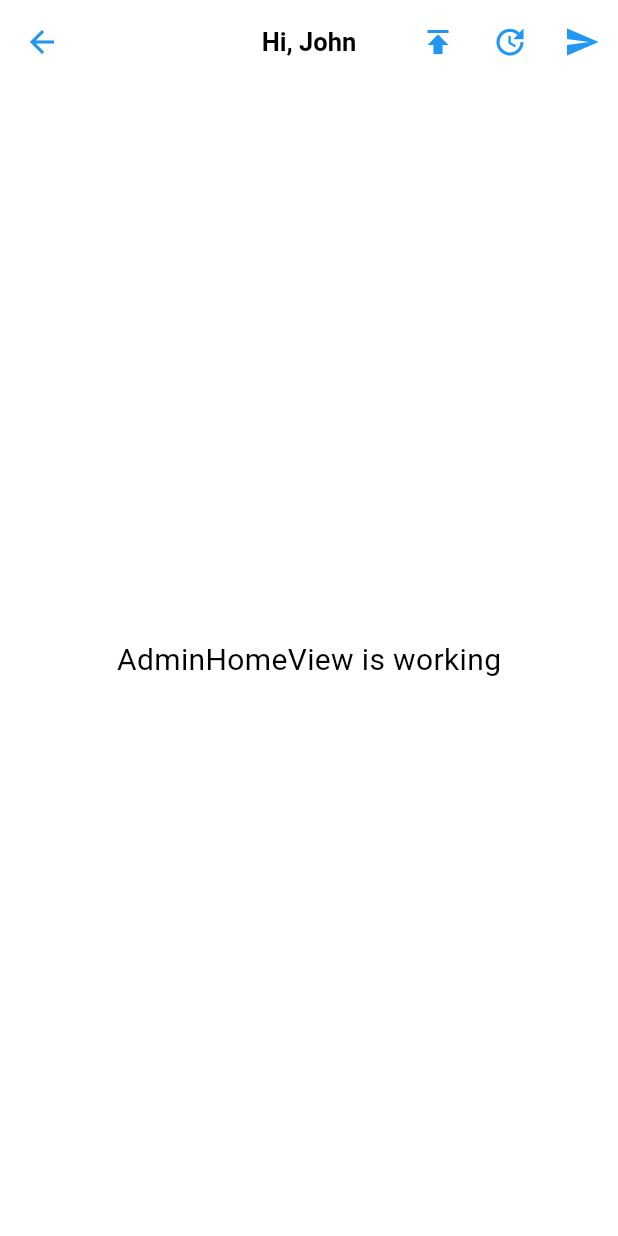
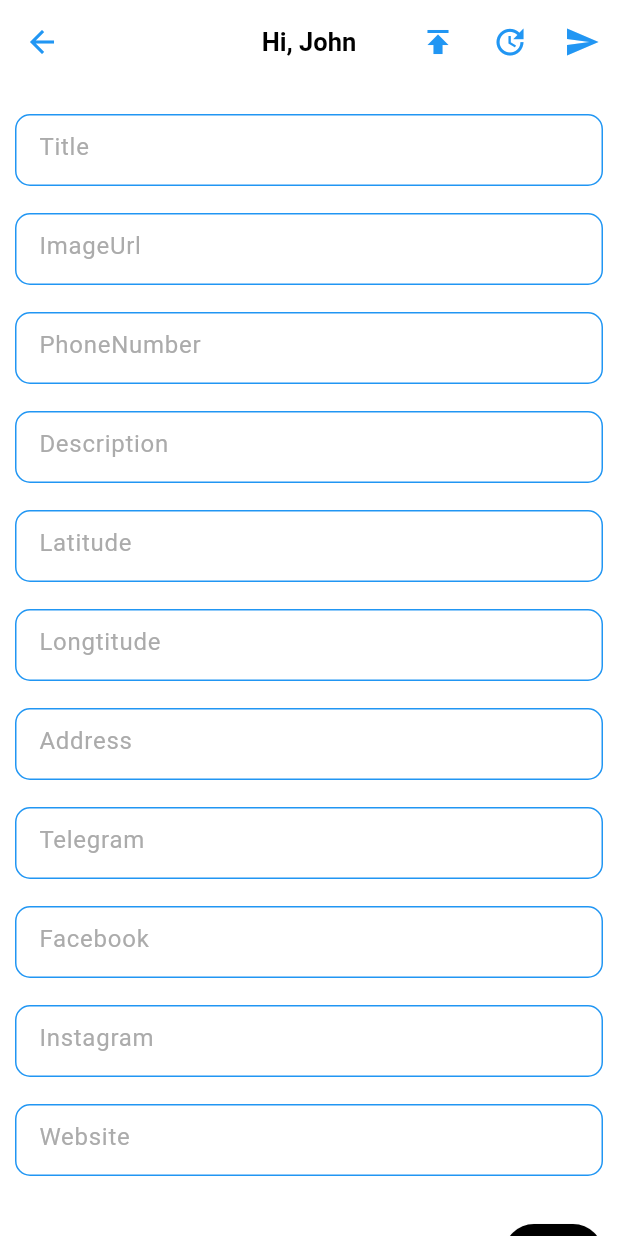
Before and after one commit to jushkinbekrashidovich/kurslar, a Flutter app: the AdminHomeView screen opened by its route, on a phone screen of 412 x 824 dp. Run offline on Flutter 3.47's test engine with Material 2 defaults, Android fonts, the phone set to English and light mode, and no system bars; our stand-ins replace cached_network_image, cloud_firestore, dotted_line, firebase_core, flutter_svg, geolocator and 6 more; missing offline and left inert: map_launcher; accounts and stored records are empty; Roboto replaces fonts that are missing (SFPro); project files that could hold a hidden picture were left out.

Commit message:
added admin home page

```diff
--- /dev/null
+++ b/lib/app/const/custom_widgets/custom_admin_text_fileds.dart
@@ -0,0 +1,37 @@
+import 'package:flutter/material.dart';
+
+import '../app_colors.dart';
+
+class CustomAdminTextField extends StatelessWidget {
+  const CustomAdminTextField({super.key, required this.hintText, required this.controller});
+  final String hintText;
+  final TextEditingController controller;
+
+  @override
+  Widget build(BuildContext context) {
+    return SizedBox(
+      height: 48,
+      child: TextField(
+        cursorColor: AppColors.mainColor7,
+        controller: controller,
+
+        keyboardType: TextInputType.emailAddress,
+        decoration: InputDecoration(
+          hintText: hintText,
+          hintStyle: const TextStyle(color: AppColors.grey),
+          //labelText: 'Email',
+          labelStyle: const TextStyle(color: Colors.white),
+          enabledBorder: OutlineInputBorder(
+            borderSide: const BorderSide(color: Colors.blue),
+            borderRadius: BorderRadius.circular(10),
+          ),
+          focusedBorder: OutlineInputBorder(
+            borderSide: const BorderSide(color: Colors.blue),
+            borderRadius: BorderRadius.circular(10),
+          ),
+        ),
+        style: TextStyle(color: Colors.black),
+      ),
+    );
+  }
+}
--- /dev/null
+++ b/lib/app/modules/admin/admin_home/controllers/admin_home_controller.dart
@@ -0,0 +1,88 @@
+import 'package:flutter/material.dart';
+import 'package:get/get.dart';
+
+class AdminHomeController extends GetxController {
+  //TODO: Implement AdminHomeController
+
+  late TextEditingController titleController;
+  late TextEditingController imageUrl;
+  late TextEditingController phoneNumber;
+  late TextEditingController description;
+
+
+  late TextEditingController latitudeLocation;
+  late TextEditingController longtitudeLocation;
+  late TextEditingController address;
+
+
+  late TextEditingController telegramLink;
+  late TextEditingController facebookLink;
+  late TextEditingController instagramLink;
+  late TextEditingController websiteLink;
+
+  RxList<TextEditingController> subjectListController =
+      [TextEditingController()].obs;
+
+  addTextField() {
+    subjectListController.add(TextEditingController());
+
+    for (TextEditingController controller in subjectListController) {
+      String text = controller.text;
+      print("List of subjects"+text.toString());
+      // Do something with the text value
+    }
+  }
+
+  removeTextField(index) {
+    subjectListController[index].clear();
+    subjectListController[index].dispose();
+    subjectListController.removeAt(index);
+  }
+
+  final count = 0.obs;
+  @override
+  void onInit() {
+    titleController = TextEditingController();
+    imageUrl = TextEditingController();
+    address = TextEditingController();
+    latitudeLocation = TextEditingController();
+    longtitudeLocation = TextEditingController();
+    phoneNumber = TextEditingController();
+    description = TextEditingController();
+
+    telegramLink = TextEditingController();
+    facebookLink = TextEditingController();
+    instagramLink = TextEditingController();
+    websiteLink = TextEditingController();
+
+    super.onInit();
+  }
+
+  @override
+  void onReady() {
+    super.onReady();
+  }
+
+  @override
+  void onClose() {}
+
+  @override
+  void dispose() {
+    titleController.dispose();
+    imageUrl.dispose();
+    description.dispose();
+    latitudeLocation.dispose();
+    longtitudeLocation.dispose();
+    address.dispose();
+    phoneNumber.dispose();
+
+    telegramLink.dispose();
+    websiteLink.dispose();
+    instagramLink.dispose();
+    facebookLink.dispose();
+
+    //subjectListController.toList().dispose();
+
+    super.dispose();
+  }
+}
--- /dev/null
+++ b/lib/app/modules/admin/admin_home/views/admin_home_view.dart
@@ -0,0 +1,152 @@
+import 'package:flutter/material.dart';
+
+import 'package:get/get.dart';
+import 'package:kurslar/app/const/app_colors.dart';
+import 'package:kurslar/app/const/custom_widgets/custom_admin_text_fileds.dart';
+import 'package:kurslar/app/const/custom_widgets/custom_sub_title.dart';
+
+import '../controllers/admin_home_controller.dart';
+
+class AdminHomeView extends GetView<AdminHomeController> {
+  @override
+  Widget build(BuildContext context) {
+    return Obx(() => Scaffold(
+          backgroundColor: AppColors.white,
+          appBar: AppBar(
+            title: Text("Hi, John"),
+            actions: [
+              IconButton(
+                onPressed: () {},
+                icon: Icon(Icons.publish),
+              ),
+              IconButton(
+                onPressed: () {},
+                icon: Icon(Icons.update),
+              ),
+              IconButton(
+                onPressed: () {},
+                icon: Icon(Icons.send),
+              ),
+            ],
+          ),
+          body: Padding(
+            padding: const EdgeInsets.only(top: 20, right: 10, left: 10),
+            child: ListView(
+              children: [
+                CustomAdminTextField(
+                    hintText: "Title", controller: controller.titleController),
+                const SizedBox(
+                  height: 18,
+                ),
+                CustomAdminTextField(
+                    hintText: "ImageUrl", controller: controller.titleController),
+                const SizedBox(
+                  height: 18,
+                ),
+                CustomAdminTextField(
+                    hintText: "PhoneNumber", controller: controller.titleController),
+                const SizedBox(
+                  height: 18,
+                ),
+                CustomAdminTextField(
+                    hintText: "Description", controller: controller.titleController),
+                const SizedBox(
+                  height: 18,
+                ),
+                CustomAdminTextField(
+                    hintText: "Latitude", controller: controller.titleController),
+                        const SizedBox(
+                  height: 18,
+                ),
+                CustomAdminTextField(
+                    hintText: "Longtitude", controller: controller.titleController),
+                           const SizedBox(
+                  height: 18,
+                ),
+                CustomAdminTextField(
+                    hintText: "Address", controller: controller.titleController),
+                           const SizedBox(
+                  height: 18,
+                ),
+                CustomAdminTextField(
+                    hintText: "Telegram", controller: controller.titleController),
+                           const SizedBox(
+                  height: 18,
+                ),
+                CustomAdminTextField(
+                    hintText: "Facebook", controller: controller.titleController),
+                           const SizedBox(
+                  height: 18,
+                ),
+                CustomAdminTextField(
+                    hintText: "Instagram", controller: controller.titleController),
+                           const SizedBox(
+                  height: 18,
+                ),
+                CustomAdminTextField(
+                    hintText: "Website", controller: controller.titleController),
+                           const SizedBox(
+                  height: 18,
+                ),
+
+
+                SizedBox(
+                  height: 10,
+                ),
+                Row(
+                  mainAxisAlignment: MainAxisAlignment.spaceBetween,
+                  children: [
+                    Text(
+                      "Fanlar",
+                      style: TextStyle(fontSize: 25),
+                    ),
+                    ElevatedButton(
+                      onPressed: () {
+                        controller.addTextField();
+                        // controller.addTextField();
+                      },
+                      style: ElevatedButton.styleFrom(
+                        backgroundColor: AppColors.black,
+                      ),
+                      child: Icon(Icons.add),
+                    ),
+                  ],
+                ),
+                ListView.builder(
+                    physics: NeverScrollableScrollPhysics(),
+                    shrinkWrap: true,
+                    itemCount: controller.subjectListController.length,
+                    itemBuilder: (context, index) {
+                      return Container(
+                        margin: EdgeInsets.symmetric(vertical: 10),
+                        height: 50,
+                        child: Row(
+                          mainAxisAlignment: MainAxisAlignment.start,
+                          crossAxisAlignment: CrossAxisAlignment.start,
+                          children: [
+                            SizedBox(
+                              width: Get.width*0.78,
+                              child: CustomAdminTextField(
+                                  hintText: (index + 1).toString(),
+                                  controller:
+                                      controller.subjectListController[index]),
+                            ),
+                            //SizedBox(width: 10,),
+                            index != 0
+                                ? IconButton(
+                                    onPressed: () {
+                                      controller.removeTextField(index);
+                                    },
+                                    icon: Icon(Icons.delete),
+                                  )
+                                : SizedBox(),
+                          ],
+                        ),
+                      );
+                    }),
+              ],
+            ),
+          ),
+        ));
+  }
+}
--- a/lib/app/modules/admin_login/views/admin_login_view.dart
+++ b/lib/app/modules/admin/admin_login/views/admin_login_view.dart
@@ -2,6 +2,7 @@ import 'package:flutter/material.dart';
 
 import 'package:get/get.dart';
 import 'package:kurslar/app/const/app_colors.dart';
+import 'package:kurslar/app/const/custom_widgets/custom_admin_text_fileds.dart';
 import 'package:kurslar/app/routes/app_pages.dart';
 
 import '../controllers/admin_login_controller.dart';
@@ -20,29 +21,7 @@ class AdminLoginView extends GetView<AdminLoginController> {
           // crossAxisAlignment: CrossAxisAlignment.stretch,
           // mainAxisAlignment: MainAxisAlignment.center,
           children: [
-            SizedBox(
-              height: 48,
-              child: TextField(
-                cursorColor: AppColors.mainColor7,
-                controller: controller.emailController,
-                keyboardType: TextInputType.emailAddress,
-                decoration: InputDecoration(
-                  hintText: "Email",
-                  hintStyle: TextStyle(color: AppColors.grey),
-                  //labelText: 'Email',
-                  labelStyle: TextStyle(color: Colors.white),
-                  enabledBorder: OutlineInputBorder(
-                    borderSide: BorderSide(color: Colors.blue),
-                    borderRadius: BorderRadius.circular(10),
-                  ),
-                  focusedBorder: OutlineInputBorder(
-                    borderSide: BorderSide(color: Colors.blue),
-                    borderRadius: BorderRadius.circular(10),
-                  ),
-                ),
-                style: TextStyle(color: Colors.white),
-              ),
-            ),
+            CustomAdminTextField(hintText: "Email", controller: controller.emailController),
             SizedBox(height: 16),
             SizedBox(
               height: 48,
--- a/lib/app/modules/admin_home/controllers/admin_home_controller.dart
+++ /dev/null
@@ -1,20 +0,0 @@
-import 'package:get/get.dart';
-
-class AdminHomeController extends GetxController {
-  //TODO: Implement AdminHomeController
-
-  final count = 0.obs;
-  @override
-  void onInit() {
-    super.onInit();
-  }
-
-  @override
-  void onReady() {
-    super.onReady();
-  }
-
-  @override
-  void onClose() {}
-  void increment() => count.value++;
-}
--- a/lib/app/modules/admin_home/views/admin_home_view.dart
+++ /dev/null
@@ -1,38 +0,0 @@
-import 'package:flutter/material.dart';
-
-import 'package:get/get.dart';
-import 'package:kurslar/app/const/app_colors.dart';
-
-import '../controllers/admin_home_controller.dart';
-
-class AdminHomeView extends GetView<AdminHomeController> {
-  @override
-  Widget build(BuildContext context) {
-    return Scaffold(
-      backgroundColor: AppColors.white,
-      appBar: AppBar(
-        title: Text("Hi, John"),
-        actions: [
-          IconButton(
-            onPressed: () {},
-            icon: Icon(Icons.publish),
-          ),
-          IconButton(
-            onPressed: () {},
-            icon: Icon(Icons.update),
-          ),
-          IconButton(
-            onPressed: () {},
-            icon: Icon(Icons.send),
-          ),
-        ],
-      ),
-      body: Center(
-        child: Text(
-          'AdminHomeView is working',
-          style: TextStyle(fontSize: 20),
-        ),
-      ),
-    );
-  }
-}
```
Also changed, not shown: lib/app/routes/app_pages.dart (+4 -4 lines), lib/app/modules/admin/admin_home/bindings/admin_home_binding.dart (renamed from lib/app/modules/admin_home/bindings/admin_home_binding.dart), lib/app/modules/admin/admin_login/bindings/admin_login_binding.dart (renamed from lib/app/modules/admin_login/bindings/admin_login_binding.dart), lib/app/modules/admin/admin_login/controllers/admin_login_controller.dart (renamed from lib/app/modules/admin_login/controllers/admin_login_controller.dart).
